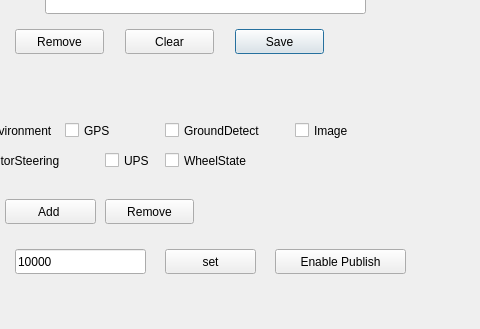
Qt form ws/src/ros_qt_sen/src/qos_device_dialog/qosdevicedialog.ui (cocobird231/RV1-gui) before a commit; both pictures show x 195 to 675 and y 361 to 690 of the 675 by 690 pixel window.
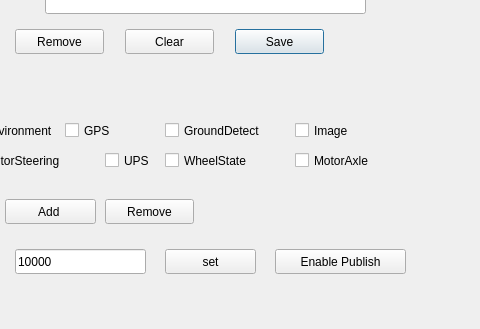
The same form after that commit.

The edit to the form file:
```diff
--- a/ws/src/ros_qt_sen/src/qos_device_dialog/qosdevicedialog.ui
+++ b/ws/src/ros_qt_sen/src/qos_device_dialog/qosdevicedialog.ui
@@ -570,7 +570,7 @@
     <rect>
      <x>360</x>
      <y>510</y>
-     <width>92</width>
+     <width>111</width>
      <height>23</height>
     </rect>
    </property>
@@ -578,6 +578,19 @@
     <string>WheelState</string>
    </property>
   </widget>
+  <widget class="QCheckBox" name="checkBox_10">
+   <property name="geometry">
+    <rect>
+     <x>490</x>
+     <y>510</y>
+     <width>92</width>
+     <height>23</height>
+    </rect>
+   </property>
+   <property name="text">
+    <string>MotorAxle</string>
+   </property>
+  </widget>
  </widget>
  <resources/>
  <connections/>
```
